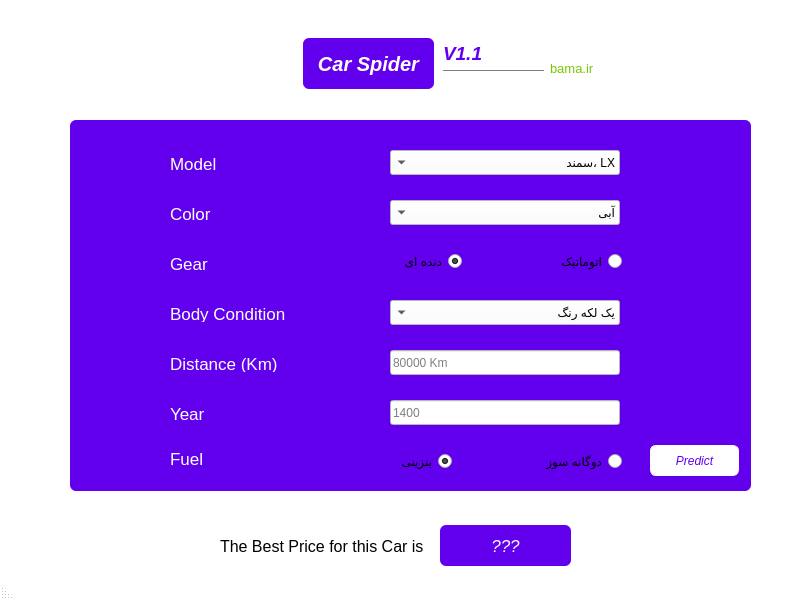
Before: the Qt Designer form Car_Spider.ui in Sir-Sorg/Car-Spider, drawn with Qt 5.
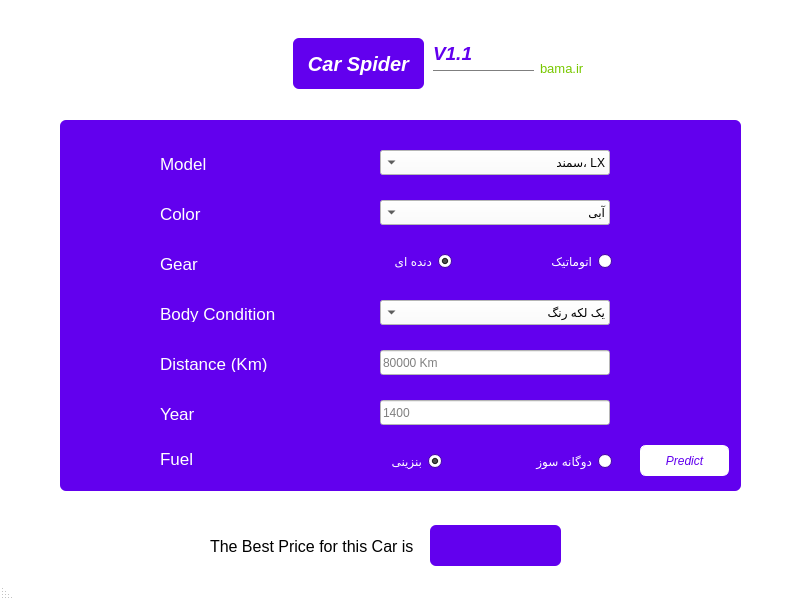
After: the same form once the commit is applied.

Commit message: Ui file Radiobutton color change

The edit to the form file:
```diff
--- a/Car_Spider.ui
+++ b/Car_Spider.ui
@@ -480,7 +480,7 @@
    <widget class="QLabel" name="label">
     <property name="geometry">
      <rect>
-      <x>303</x>
+      <x>293</x>
       <y>38</y>
       <width>131</width>
       <height>51</height>
@@ -957,7 +957,7 @@
    <widget class="QLabel" name="label_3">
     <property name="geometry">
      <rect>
-      <x>443</x>
+      <x>433</x>
       <y>33</y>
       <width>101</width>
       <height>41</height>
@@ -981,7 +981,7 @@
    <widget class="Line" name="line">
     <property name="geometry">
      <rect>
-      <x>443</x>
+      <x>433</x>
       <y>63</y>
       <width>101</width>
       <height>16</height>
@@ -994,7 +994,7 @@
    <widget class="QLabel" name="label_2">
     <property name="geometry">
      <rect>
-      <x>550</x>
+      <x>540</x>
       <y>60</y>
       <width>67</width>
       <height>17</height>
@@ -1015,7 +1015,7 @@
    <widget class="QComboBox" name="comboBox">
     <property name="geometry">
      <rect>
-      <x>390</x>
+      <x>380</x>
       <y>150</y>
       <width>230</width>
       <height>25</height>
@@ -1030,7 +1030,7 @@
    <widget class="QFrame" name="frame">
     <property name="geometry">
      <rect>
-      <x>70</x>
+      <x>60</x>
       <y>120</y>
       <width>681</width>
       <height>371</height>
@@ -1051,9 +1051,9 @@
        <colorrole role="Button">
         <brush brushstyle="SolidPattern">
          <color alpha="255">
-          <red>255</red>
-          <green>255</green>
-          <blue>255</blue>
+          <red>98</red>
+          <green>0</green>
+          <blue>238</blue>
          </color>
         </brush>
        </colorrole>
@@ -1123,18 +1123,18 @@
        <colorrole role="Base">
         <brush brushstyle="SolidPattern">
          <color alpha="255">
-          <red>255</red>
-          <green>255</green>
-          <blue>255</blue>
+          <red>98</red>
+          <green>0</green>
+          <blue>238</blue>
          </color>
         </brush>
        </colorrole>
        <colorrole role="Window">
         <brush brushstyle="SolidPattern">
          <color alpha="255">
-          <red>255</red>
-          <green>255</green>
-          <blue>255</blue>
+          <red>98</red>
+          <green>0</green>
+          <blue>238</blue>
          </color>
         </brush>
        </colorrole>
@@ -1197,9 +1197,9 @@
        <colorrole role="Button">
         <brush brushstyle="SolidPattern">
          <color alpha="255">
-          <red>255</red>
-          <green>255</green>
-          <blue>255</blue>
+          <red>98</red>
+          <green>0</green>
+          <blue>238</blue>
          </color>
         </brush>
        </colorrole>
@@ -1269,18 +1269,18 @@
        <colorrole role="Base">
         <brush brushstyle="SolidPattern">
          <color alpha="255">
-          <red>255</red>
-          <green>255</green>
-          <blue>255</blue>
+          <red>98</red>
+          <green>0</green>
+          <blue>238</blue>
          </color>
         </brush>
        </colorrole>
        <colorrole role="Window">
         <brush brushstyle="SolidPattern">
          <color alpha="255">
-          <red>255</red>
-          <green>255</green>
-          <blue>255</blue>
+          <red>98</red>
+          <green>0</green>
+          <blue>238</blue>
          </color>
         </brush>
        </colorrole>
@@ -1343,9 +1343,9 @@
        <colorrole role="Button">
         <brush brushstyle="SolidPattern">
          <color alpha="255">
-          <red>255</red>
-          <green>255</green>
-          <blue>255</blue>
+          <red>98</red>
+          <green>0</green>
+          <blue>238</blue>
          </color>
         </brush>
        </colorrole>
@@ -1415,18 +1415,18 @@
        <colorrole role="Base">
         <brush brushstyle="SolidPattern">
          <color alpha="255">
-          <red>255</red>
-          <green>255</green>
-          <blue>255</blue>
+          <red>98</red>
+          <green>0</green>
+          <blue>238</blue>
          </color>
         </brush>
        </colorrole>
        <colorrole role="Window">
         <brush brushstyle="SolidPattern">
          <color alpha="255">
-          <red>255</red>
-          <green>255</green>
-          <blue>255</blue>
+          <red>98</red>
+          <green>0</green>
+          <blue>238</blue>
          </color>
         </brush>
        </colorrole>
@@ -4758,7 +4758,7 @@
    <widget class="QLabel" name="label_11">
     <property name="geometry">
      <rect>
-      <x>220</x>
+      <x>210</x>
       <y>538</y>
       <width>211</width>
       <height>17</height>
@@ -4776,7 +4776,7 @@
    <widget class="QLabel" name="label_12">
     <property name="geometry">
      <rect>
-      <x>440</x>
+      <x>430</x>
       <y>525</y>
       <width>131</width>
       <height>41</height>
@@ -5244,7 +5244,7 @@
 </string>
     </property>
     <property name="text">
-     <string>???</string>
+     <string/>
     </property>
     <property name="alignment">
      <set>Qt::AlignCenter</set>
@@ -5253,7 +5253,7 @@
    <widget class="QComboBox" name="comboBox_2">
     <property name="geometry">
      <rect>
-      <x>390</x>
+      <x>380</x>
       <y>200</y>
       <width>230</width>
       <height>25</height>
@@ -5313,7 +5313,7 @@
    <widget class="QComboBox" name="comboBox_3">
     <property name="geometry">
      <rect>
-      <x>390</x>
+      <x>380</x>
       <y>300</y>
       <width>230</width>
       <height>25</height>
@@ -5388,7 +5388,7 @@
    <widget class="QLineEdit" name="lineEdit">
     <property name="geometry">
      <rect>
-      <x>390</x>
+      <x>380</x>
       <y>400</y>
       <width>230</width>
       <height>25</height>
@@ -5401,7 +5401,7 @@
    <widget class="QLineEdit" name="lineEdit_2">
     <property name="geometry">
      <rect>
-      <x>390</x>
+      <x>380</x>
       <y>350</y>
       <width>230</width>
       <height>25</height>
@@ -5414,12 +5414,454 @@
    <widget class="QFrame" name="frame_2">
     <property name="geometry">
      <rect>
-      <x>380</x>
+      <x>370</x>
       <y>230</y>
       <width>261</width>
       <height>61</height>
      </rect>
     </property>
+    <property name="palette">
+     <palette>
+      <active>
+       <colorrole role="WindowText">
+        <brush brushstyle="SolidPattern">
+         <color alpha="255">
+          <red>255</red>
+          <green>255</green>
+          <blue>255</blue>
+         </color>
+        </brush>
+       </colorrole>
+       <colorrole role="Button">
+        <brush brushstyle="SolidPattern">
+         <color alpha="255">
+          <red>98</red>
+          <green>0</green>
+          <blue>238</blue>
+         </color>
+        </brush>
+       </colorrole>
+       <colorrole role="Light">
+        <brush brushstyle="SolidPattern">
+         <color alpha="255">
+          <red>165</red>
+          <green>102</green>
+          <blue>255</blue>
+         </color>
+        </brush>
+       </colorrole>
+       <colorrole role="Midlight">
+        <brush brushstyle="SolidPattern">
+         <color alpha="255">
+          <red>131</red>
+          <green>51</green>
+          <blue>246</blue>
+         </color>
+        </brush>
+       </colorrole>
+       <colorrole role="Dark">
+        <brush brushstyle="SolidPattern">
+         <color alpha="255">
+          <red>49</red>
+          <green>0</green>
+          <blue>119</blue>
+         </color>
+        </brush>
+       </colorrole>
+       <colorrole role="Mid">
+        <brush brushstyle="SolidPattern">
+         <color alpha="255">
+          <red>65</red>
+          <green>0</green>
+          <blue>159</blue>
+         </color>
+        </brush>
+       </colorrole>
+       <colorrole role="Text">
+        <brush brushstyle="SolidPattern">
+         <color alpha="255">
+          <red>0</red>
+          <green>0</green>
+          <blue>0</blue>
+         </color>
+        </brush>
+       </colorrole>
+       <colorrole role="BrightText">
+        <brush brushstyle="SolidPattern">
+         <color alpha="255">
+          <red>255</red>
+          <green>255</green>
+          <blue>255</blue>
+         </color>
+        </brush>
+       </colorrole>
+       <colorrole role="ButtonText">
+        <brush brushstyle="SolidPattern">
+         <color alpha="255">
+          <red>0</red>
+          <green>0</green>
+          <blue>0</blue>
+         </color>
+        </brush>
+       </colorrole>
+       <colorrole role="Base">
+        <brush brushstyle="SolidPattern">
+         <color alpha="255">
+          <red>255</red>
+          <green>255</green>
+          <blue>255</blue>
+         </color>
+        </brush>
+       </colorrole>
+       <colorrole role="Window">
+        <brush brushstyle="SolidPattern">
+         <color alpha="255">
+          <red>98</red>
+          <green>0</green>
+          <blue>238</blue>
+         </color>
+        </brush>
+       </colorrole>
+       <colorrole role="Shadow">
+        <brush brushstyle="SolidPattern">
+         <color alpha="255">
+          <red>0</red>
+          <green>0</green>
+          <blue>0</blue>
+         </color>
+        </brush>
+       </colorrole>
+       <colorrole role="AlternateBase">
+        <brush brushstyle="SolidPattern">
+         <color alpha="255">
+          <red>176</red>
+          <green>127</green>
+          <blue>246</blue>
+         </color>
+        </brush>
+       </colorrole>
+       <colorrole role="ToolTipBase">
+        <brush brushstyle="SolidPattern">
+         <color alpha="255">
+          <red>255</red>
+          <green>255</green>
+          <blue>220</blue>
+         </color>
+        </brush>
+       </colorrole>
+       <colorrole role="ToolTipText">
+        <brush brushstyle="SolidPattern">
+         <color alpha="255">
+          <red>0</red>
+          <green>0</green>
+          <blue>0</blue>
+         </color>
+        </brush>
+       </colorrole>
+       <colorrole role="PlaceholderText">
+        <brush brushstyle="SolidPattern">
+         <color alpha="128">
+          <red>0</red>
+          <green>0</green>
+          <blue>0</blue>
+         </color>
+        </brush>
+       </colorrole>
+      </active>
+      <inactive>
+       <colorrole role="WindowText">
+        <brush brushstyle="SolidPattern">
+         <color alpha="255">
+          <red>255</red>
+          <green>255</green>
+          <blue>255</blue>
+         </color>
+        </brush>
+       </colorrole>
+       <colorrole role="Button">
+        <brush brushstyle="SolidPattern">
+         <color alpha="255">
+          <red>98</red>
+          <green>0</green>
+          <blue>238</blue>
+         </color>
+        </brush>
+       </colorrole>
+       <colorrole role="Light">
+        <brush brushstyle="SolidPattern">
+         <color alpha="255">
+          <red>165</red>
+          <green>102</green>
+          <blue>255</blue>
+         </color>
+        </brush>
+       </colorrole>
+       <colorrole role="Midlight">
+        <brush brushstyle="SolidPattern">
+         <color alpha="255">
+          <red>131</red>
+          <green>51</green>
+          <blue>246</blue>
+         </color>
+        </brush>
+       </colorrole>
+       <colorrole role="Dark">
+        <brush brushstyle="SolidPattern">
+         <color alpha="255">
+          <red>49</red>
+          <green>0</green>
+          <blue>119</blue>
+         </color>
+        </brush>
+       </colorrole>
+       <colorrole role="Mid">
+        <brush brushstyle="SolidPattern">
+         <color alpha="255">
+          <red>65</red>
+          <green>0</green>
+          <blue>159</blue>
+         </color>
+        </brush>
+       </colorrole>
+       <colorrole role="Text">
+        <brush brushstyle="SolidPattern">
+         <color alpha="255">
+          <red>0</red>
+          <green>0</green>
+          <blue>0</blue>
+         </color>
+        </brush>
+       </colorrole>
+       <colorrole role="BrightText">
+        <brush brushstyle="SolidPattern">
+         <color alpha="255">
+          <red>255</red>
+          <green>255</green>
+          <blue>255</blue>
+         </color>
+        </brush>
+       </colorrole>
+       <colorrole role="ButtonText">
+        <brush brushstyle="SolidPattern">
+         <color alpha="255">
+          <red>0</red>
+          <green>0</green>
+          <blue>0</blue>
+         </color>
+        </brush>
+       </colorrole>
+       <colorrole role="Base">
+        <brush brushstyle="SolidPattern">
+         <color alpha="255">
+          <red>255</red>
+          <green>255</green>
+          <blue>255</blue>
+         </color>
+        </brush>
+       </colorrole>
+       <colorrole role="Window">
+        <brush brushstyle="SolidPattern">
+         <color alpha="255">
+          <red>98</red>
+          <green>0</green>
+          <blue>238</blue>
+         </color>
+        </brush>
+       </colorrole>
+       <colorrole role="Shadow">
+        <brush brushstyle="SolidPattern">
+         <color alpha="255">
+          <red>0</red>
+          <green>0</green>
+          <blue>0</blue>
+         </color>
+        </brush>
+       </colorrole>
+       <colorrole role="AlternateBase">
+        <brush brushstyle="SolidPattern">
+         <color alpha="255">
+          <red>176</red>
+          <green>127</green>
+          <blue>246</blue>
+         </color>
+        </brush>
+       </colorrole>
+       <colorrole role="ToolTipBase">
+        <brush brushstyle="SolidPattern">
+         <color alpha="255">
+          <red>255</red>
+          <green>255</green>
+          <blue>220</blue>
+         </color>
+        </brush>
+       </colorrole>
+       <colorrole role="ToolTipText">
+        <brush brushstyle="SolidPattern">
+         <color alpha="255">
+          <red>0</red>
+          <green>0</green>
+          <blue>0</blue>
+         </color>
+        </brush>
+       </colorrole>
+       <colorrole role="PlaceholderText">
+        <brush brushstyle="SolidPattern">
+         <color alpha="128">
+          <red>0</red>
+          <green>0</green>
+          <blue>0</blue>
+         </color>
+        </brush>
+       </colorrole>
+      </inactive>
+      <disabled>
+       <colorrole role="WindowText">
+        <brush brushstyle="SolidPattern">
+         <color alpha="255">
+          <red>49</red>
+          <green>0</green>
+          <blue>119</blue>
+         </color>
+        </brush>
+       </colorrole>
+       <colorrole role="Button">
+        <brush brushstyle="SolidPattern">
+         <color alpha="255">
+          <red>98</red>
+          <green>0</green>
+          <blue>238</blue>
+         </color>
+        </brush>
+       </colorrole>
+       <colorrole role="Light">
+        <brush brushstyle="SolidPattern">
+         <color alpha="255">
+          <red>165</red>
+          <green>102</green>
+          <blue>255</blue>
+         </color>
+        </brush>
+       </colorrole>
+       <colorrole role="Midlight">
+        <brush brushstyle="SolidPattern">
+         <color alpha="255">
+          <red>131</red>
+          <green>51</green>
+          <blue>246</blue>
+         </color>
+        </brush>
+       </colorrole>
+       <colorrole role="Dark">
+        <brush brushstyle="SolidPattern">
+         <color alpha="255">
+          <red>49</red>
+          <green>0</green>
+          <blue>119</blue>
+         </color>
+        </brush>
+       </colorrole>
+       <colorrole role="Mid">
+        <brush brushstyle="SolidPattern">
+         <color alpha="255">
+          <red>65</red>
+          <green>0</green>
+          <blue>159</blue>
+         </color>
+        </brush>
+       </colorrole>
+       <colorrole role="Text">
+        <brush brushstyle="SolidPattern">
+         <color alpha="255">
+          <red>49</red>
+          <green>0</green>
+          <blue>119</blue>
+         </color>
+        </brush>
+       </colorrole>
+       <colorrole role="BrightText">
+        <brush brushstyle="SolidPattern">
+         <color alpha="255">
+          <red>255</red>
+          <green>255</green>
+          <blue>255</blue>
+         </color>
+        </brush>
+       </colorrole>
+       <colorrole role="ButtonText">
+        <brush brushstyle="SolidPattern">
+         <color alpha="255">
+          <red>49</red>
+          <green>0</green>
+          <blue>119</blue>
+         </color>
+        </brush>
+       </colorrole>
+       <colorrole role="Base">
+        <brush brushstyle="SolidPattern">
+         <color alpha="255">
+          <red>98</red>
+          <green>0</green>
+          <blue>238</blue>
+         </color>
+        </brush>
+       </colorrole>
+       <colorrole role="Window">
+        <brush brushstyle="SolidPattern">
+         <color alpha="255">
+          <red>98</red>
+          <green>0</green>
+          <blue>238</blue>
+         </color>
+        </brush>
+       </colorrole>
+       <colorrole role="Shadow">
+        <brush brushstyle="SolidPattern">
+         <color alpha="255">
+          <red>0</red>
+          <green>0</green>
+          <blue>0</blue>
+         </color>
+        </brush>
+       </colorrole>
+       <colorrole role="AlternateBase">
+        <brush brushstyle="SolidPattern">
+         <color alpha="255">
+          <red>98</red>
+          <green>0</green>
+          <blue>238</blue>
+         </color>
+        </brush>
+       </colorrole>
+       <colorrole role="ToolTipBase">
+        <brush brushstyle="SolidPattern">
+         <color alpha="255">
+          <red>255</red>
+          <green>255</green>
+          <blue>220</blue>
+         </color>
+        </brush>
+       </colorrole>
+       <colorrole role="ToolTipText">
+        <brush brushstyle="SolidPattern">
+         <color alpha="255">
+          <red>0</red>
+          <green>0</green>
+          <blue>0</blue>
+         </color>
+        </brush>
+       </colorrole>
+       <colorrole role="PlaceholderText">
+        <brush brushstyle="SolidPattern">
+         <color alpha="128">
+          <red>0</red>
+          <green>0</green>
+          <blue>0</blue>
+         </color>
+        </brush>
+       </colorrole>
+      </disabled>
+     </palette>
+    </property>
     <widget class="QRadioButton" name="radioButton_5">
      <property name="geometry">
       <rect>
@@ -5453,12 +5895,454 @@
    <widget class="QFrame" name="frame_3">
     <property name="geometry">
      <rect>
-      <x>360</x>
+      <x>350</x>
       <y>430</y>
       <width>271</width>
       <height>61</height>
      </rect>
     </property>
+    <property name="palette">
+     <palette>
+      <active>
+       <colorrole role="WindowText">
+        <brush brushstyle="SolidPattern">
+         <color alpha="255">
+          <red>255</red>
+          <green>255</green>
+          <blue>255</blue>
+         </color>
+        </brush>
+       </colorrole>
+       <colorrole role="Button">
+        <brush brushstyle="SolidPattern">
+         <color alpha="255">
+          <red>98</red>
+          <green>0</green>
+          <blue>238</blue>
+         </color>
+        </brush>
+       </colorrole>
+       <colorrole role="Light">
+        <brush brushstyle="SolidPattern">
+         <color alpha="255">
+          <red>165</red>
+          <green>102</green>
+          <blue>255</blue>
+         </color>
+        </brush>
+       </colorrole>
+       <colorrole role="Midlight">
+        <brush brushstyle="SolidPattern">
+         <color alpha="255">
+          <red>131</red>
+          <green>51</green>
+          <blue>246</blue>
+         </color>
+        </brush>
+       </colorrole>
+       <colorrole role="Dark">
+        <brush brushstyle="SolidPattern">
+         <color alpha="255">
+          <red>49</red>
+          <green>0</green>
+          <blue>119</blue>
+         </color>
+        </brush>
+       </colorrole>
+       <colorrole role="Mid">
+        <brush brushstyle="SolidPattern">
+         <color alpha="255">
+          <red>65</red>
+          <green>0</green>
+          <blue>159</blue>
+         </color>
+        </brush>
+       </colorrole>
+       <colorrole role="Text">
+        <brush brushstyle="SolidPattern">
+         <color alpha="255">
+          <red>0</red>
+          <green>0</green>
+          <blue>0</blue>
+         </color>
+        </brush>
+       </colorrole>
+       <colorrole role="BrightText">
+        <brush brushstyle="SolidPattern">
+         <color alpha="255">
+          <red>255</red>
+          <green>255</green>
+          <blue>255</blue>
+         </color>
+        </brush>
+       </colorrole>
+       <colorrole role="ButtonText">
+        <brush brushstyle="SolidPattern">
+         <color alpha="255">
+          <red>0</red>
+          <green>0</green>
+          <blue>0</blue>
+         </color>
+        </brush>
+       </colorrole>
+       <colorrole role="Base">
+        <brush brushstyle="SolidPattern">
+         <color alpha="255">
+          <red>255</red>
+          <green>255</green>
+          <blue>255</blue>
+         </color>
+        </brush>
+       </colorrole>
+       <colorrole role="Window">
+        <brush brushstyle="SolidPattern">
+         <color alpha="255">
+          <red>98</red>
+          <green>0</green>
+          <blue>238</blue>
+         </color>
+        </brush>
+       </colorrole>
+       <colorrole role="Shadow">
+        <brush brushstyle="SolidPattern">
+         <color alpha="255">
+          <red>0</red>
+          <green>0</green>
+          <blue>0</blue>
+         </color>
+        </brush>
+       </colorrole>
+       <colorrole role="AlternateBase">
+        <brush brushstyle="SolidPattern">
+         <color alpha="255">
+          <red>176</red>
+          <green>127</green>
+          <blue>246</blue>
+         </color>
+        </brush>
+       </colorrole>
+       <colorrole role="ToolTipBase">
+        <brush brushstyle="SolidPattern">
+         <color alpha="255">
+          <red>255</red>
+          <green>255</green>
+          <blue>220</blue>
+         </color>
+        </brush>
+       </colorrole>
+       <colorrole role="ToolTipText">
+        <brush brushstyle="SolidPattern">
+         <color alpha="255">
+          <red>0</red>
+          <green>0</green>
+          <blue>0</blue>
+         </color>
+        </brush>
+       </colorrole>
+       <colorrole role="PlaceholderText">
+        <brush brushstyle="SolidPattern">
+         <color alpha="128">
+          <red>0</red>
+          <green>0</green>
+          <blue>0</blue>
+         </color>
+        </brush>
+       </colorrole>
+      </active>
+      <inactive>
+       <colorrole role="WindowText">
+        <brush brushstyle="SolidPattern">
+         <color alpha="255">
+          <red>255</red>
+          <green>255</green>
+          <blue>255</blue>
+         </color>
+        </brush>
+       </colorrole>
+       <colorrole role="Button">
+        <brush brushstyle="SolidPattern">
+         <color alpha="255">
+          <red>98</red>
+          <green>0</green>
+          <blue>238</blue>
+         </color>
+        </brush>
+       </colorrole>
+       <colorrole role="Light">
+        <brush brushstyle="SolidPattern">
+         <color alpha="255">
+          <red>165</red>
+          <green>102</green>
+          <blue>255</blue>
+         </color>
+        </brush>
+       </colorrole>
+       <colorrole role="Midlight">
+        <brush brushstyle="SolidPattern">
+         <color alpha="255">
+          <red>131</red>
+          <green>51</green>
+          <blue>246</blue>
+         </color>
+        </brush>
+       </colorrole>
+       <colorrole role="Dark">
+        <brush brushstyle="SolidPattern">
+         <color alpha="255">
+          <red>49</red>
+          <green>0</green>
+          <blue>119</blue>
+         </color>
+        </brush>
+       </colorrole>
+       <colorrole role="Mid">
+        <brush brushstyle="SolidPattern">
+         <color alpha="255">
+          <red>65</red>
+          <green>0</green>
+          <blue>159</blue>
+         </color>
+        </brush>
+       </colorrole>
+       <colorrole role="Text">
+        <brush brushstyle="SolidPattern">
+         <color alpha="255">
+          <red>0</red>
+          <green>0</green>
+          <blue>0</blue>
+         </color>
+        </brush>
+       </colorrole>
+       <colorrole role="BrightText">
+        <brush brushstyle="SolidPattern">
+         <color alpha="255">
+          <red>255</red>
+          <green>255</green>
+          <blue>255</blue>
+         </color>
+        </brush>
+       </colorrole>
+       <colorrole role="ButtonText">
+        <brush brushstyle="SolidPattern">
+         <color alpha="255">
+          <red>0</red>
+          <green>0</green>
+          <blue>0</blue>
+         </color>
+        </brush>
+       </colorrole>
+       <colorrole role="Base">
+        <brush brushstyle="SolidPattern">
+         <color alpha="255">
+          <red>255</red>
+          <green>255</green>
+          <blue>255</blue>
+         </color>
+        </brush>
+       </colorrole>
+       <colorrole role="Window">
+        <brush brushstyle="SolidPattern">
+         <color alpha="255">
+          <red>98</red>
+          <green>0</green>
+          <blue>238</blue>
+         </color>
+        </brush>
+       </colorrole>
+       <colorrole role="Shadow">
+        <brush brushstyle="SolidPattern">
+         <color alpha="255">
+          <red>0</red>
+          <green>0</green>
+          <blue>0</blue>
+         </color>
+        </brush>
+       </colorrole>
+       <colorrole role="AlternateBase">
+        <brush brushstyle="SolidPattern">
+         <color alpha="255">
+          <red>176</red>
+          <green>127</green>
+          <blue>246</blue>
+         </color>
+        </brush>
+       </colorrole>
+       <colorrole role="ToolTipBase">
+        <brush brushstyle="SolidPattern">
+         <color alpha="255">
+          <red>255</red>
+          <green>255</green>
+          <blue>220</blue>
+         </color>
+        </brush>
+       </colorrole>
+       <colorrole role="ToolTipText">
+        <brush brushstyle="SolidPattern">
+         <color alpha="255">
+          <red>0</red>
+          <green>0</green>
+          <blue>0</blue>
+         </color>
+        </brush>
+       </colorrole>
+       <colorrole role="PlaceholderText">
+        <brush brushstyle="SolidPattern">
+         <color alpha="128">
+          <red>0</red>
+          <green>0</green>
+          <blue>0</blue>
+         </color>
+        </brush>
+       </colorrole>
+      </inactive>
+      <disabled>
+       <colorrole role="WindowText">
+        <brush brushstyle="SolidPattern">
+         <color alpha="255">
+          <red>49</red>
+          <green>0</green>
+          <blue>119</blue>
+         </color>
+        </brush>
+       </colorrole>
+       <colorrole role="Button">
+        <brush brushstyle="SolidPattern">
+         <color alpha="255">
+          <red>98</red>
+          <green>0</green>
+          <blue>238</blue>
+         </color>
+        </brush>
+       </colorrole>
+       <colorrole role="Light">
+        <brush brushstyle="SolidPattern">
+         <color alpha="255">
+          <red>165</red>
+          <green>102</green>
+          <blue>255</blue>
+         </color>
+        </brush>
+       </colorrole>
+       <colorrole role="Midlight">
+        <brush brushstyle="SolidPattern">
+         <color alpha="255">
+          <red>131</red>
+          <green>51</green>
+          <blue>246</blue>
+         </color>
+        </brush>
+       </colorrole>
+       <colorrole role="Dark">
+        <brush brushstyle="SolidPattern">
+         <color alpha="255">
+          <red>49</red>
+          <green>0</green>
+          <blue>119</blue>
+         </color>
+        </brush>
+       </colorrole>
+       <colorrole role="Mid">
+        <brush brushstyle="SolidPattern">
+         <color alpha="255">
+          <red>65</red>
+          <green>0</green>
+          <blue>159</blue>
+         </color>
+        </brush>
+       </colorrole>
+       <colorrole role="Text">
+        <brush brushstyle="SolidPattern">
+         <color alpha="255">
+          <red>49</red>
+          <green>0</green>
+          <blue>119</blue>
+         </color>
+        </brush>
+       </colorrole>
+       <colorrole role="BrightText">
+        <brush brushstyle="SolidPattern">
+         <color alpha="255">
+          <red>255</red>
+          <green>255</green>
+          <blue>255</blue>
+         </color>
+        </brush>
+       </colorrole>
+       <colorrole role="ButtonText">
+        <brush brushstyle="SolidPattern">
+         <color alpha="255">
+          <red>49</red>
+          <green>0</green>
+          <blue>119</blue>
+         </color>
+        </brush>
+       </colorrole>
+       <colorrole role="Base">
+        <brush brushstyle="SolidPattern">
+         <color alpha="255">
+          <red>98</red>
+          <green>0</green>
+          <blue>238</blue>
+         </color>
+        </brush>
+       </colorrole>
+       <colorrole role="Window">
+        <brush brushstyle="SolidPattern">
+         <color alpha="255">
+          <red>98</red>
+          <green>0</green>
+          <blue>238</blue>
+         </color>
+        </brush>
+       </colorrole>
+       <colorrole role="Shadow">
+        <brush brushstyle="SolidPattern">
+         <color alpha="255">
+          <red>0</red>
+          <green>0</green>
+          <blue>0</blue>
+         </color>
+        </brush>
+       </colorrole>
+       <colorrole role="AlternateBase">
+        <brush brushstyle="SolidPattern">
+         <color alpha="255">
+          <red>98</red>
+          <green>0</green>
+          <blue>238</blue>
+         </color>
+        </brush>
+       </colorrole>
+       <colorrole role="ToolTipBase">
+        <brush brushstyle="SolidPattern">
+         <color alpha="255">
+          <red>255</red>
+          <green>255</green>
+          <blue>220</blue>
+         </color>
+        </brush>
+       </colorrole>
+       <colorrole role="ToolTipText">
+        <brush brushstyle="SolidPattern">
+         <color alpha="255">
+          <red>0</red>
+          <green>0</green>
+          <blue>0</blue>
+         </color>
+        </brush>
+       </colorrole>
+       <colorrole role="PlaceholderText">
+        <brush brushstyle="SolidPattern">
+         <color alpha="128">
+          <red>0</red>
+          <green>0</green>
+          <blue>0</blue>
+         </color>
+        </brush>
+       </colorrole>
+      </disabled>
+     </palette>
+    </property>
     <widget class="QRadioButton" name="radioButton_7">
      <property name="geometry">
       <rect>
```
The commit also changes 1 other file.
